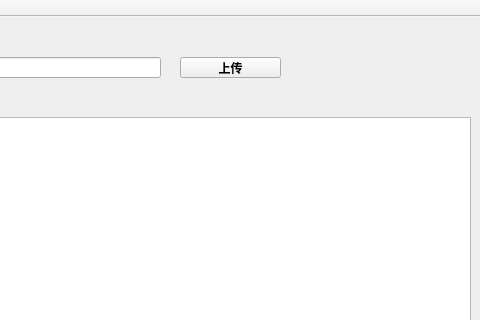
Before: the Qt Designer form UpdateTools/UpdateTools.ui in howeycheng/UpdateTools, drawn with Qt 5; both pictures show x 110 to 590 and y 0 to 320 of the 590 by 590 pixel window.
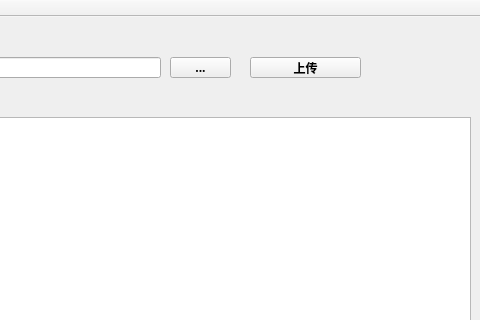
After: the same form once the commit is applied. Icons and pictures are not drawn.

Commit message: 新增本地文件选择按钮

```diff
--- a/UpdateTools/UpdateTools.ui
+++ b/UpdateTools/UpdateTools.ui
@@ -86,9 +86,9 @@
    <widget class="QPushButton" name="pushButton_upLoad">
     <property name="geometry">
      <rect>
-      <x>290</x>
+      <x>360</x>
       <y>40</y>
-      <width>101</width>
+      <width>111</width>
       <height>21</height>
      </rect>
     </property>
@@ -196,6 +196,19 @@
      </font>
     </property>
    </widget>
+   <widget class="QToolButton" name="toolButton_choseLocalPath">
+    <property name="geometry">
+     <rect>
+      <x>280</x>
+      <y>40</y>
+      <width>61</width>
+      <height>21</height>
+     </rect>
+    </property>
+    <property name="text">
+     <string>...</string>
+    </property>
+   </widget>
   </widget>
   <widget class="QMenuBar" name="menuBar">
    <property name="geometry">
```
